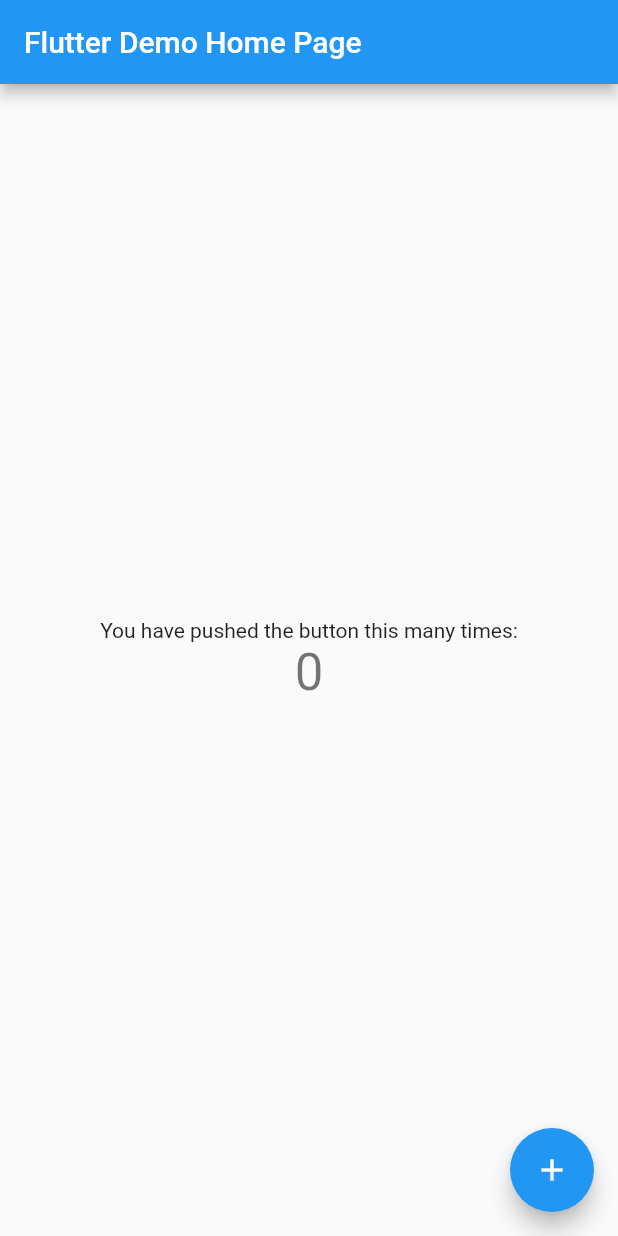
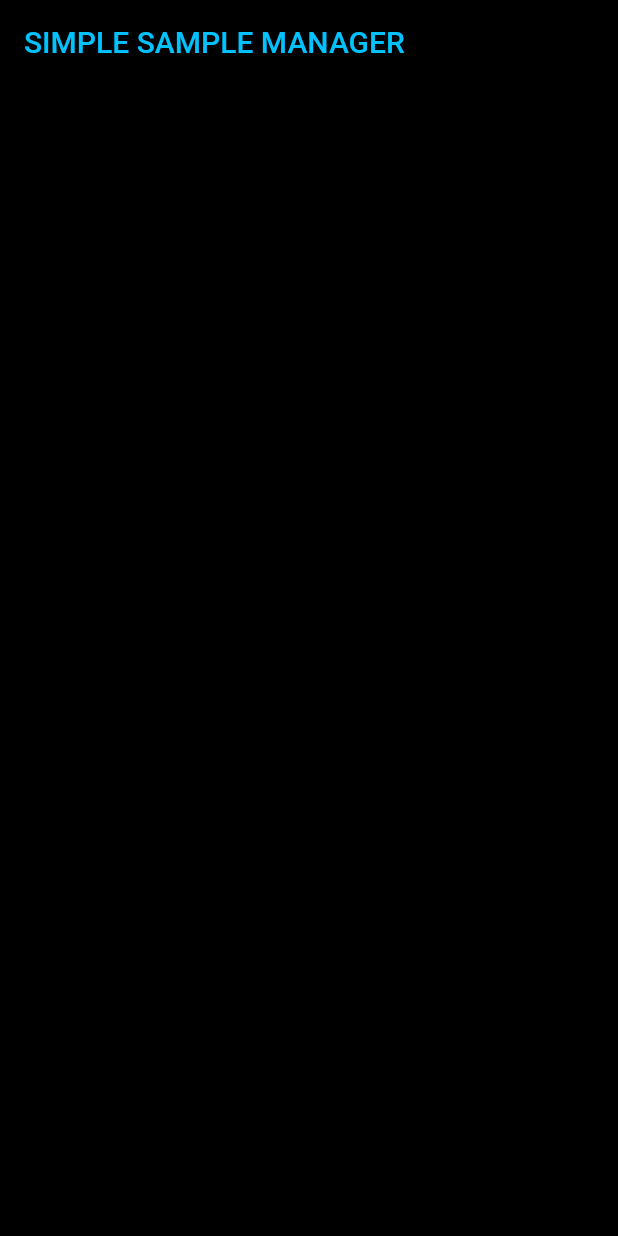
Before and after one commit to mxmx-wsus/simple_sample_manager, a Flutter app: the screen it shows after launch, on a phone screen of 412 x 824 dp. Run offline on Flutter 3.47's test engine with Material 2 defaults, Android fonts, the phone set to English and light mode, and no system bars; our stand-ins replace google_fonts; Roboto replaces fonts that are missing (Jura).

Commit message:
フォントの実装

```diff
--- a/lib/app.dart
+++ b/lib/app.dart
@@ -1,5 +1,7 @@
 // Flutter imports:
+import 'package:google_fonts/google_fonts.dart';
 import 'package:flutter/material.dart';
+import 'package:simple_sample_manager/view/top_page.dart';
 
 class MyApp extends StatelessWidget {
   const MyApp({super.key});
@@ -8,58 +10,11 @@ class MyApp extends StatelessWidget {
   @override
   Widget build(BuildContext context) {
     return MaterialApp(
-      title: 'Flutter Demo',
       theme: ThemeData(
-        primarySwatch: Colors.blue,
-      ),
-      home: const MyHomePage(title: 'Flutter Demo Home Page'),
+          textTheme: GoogleFonts.juraTextTheme(
+        Theme.of(context).textTheme,
+      )),
+      home: const MyHomePage(title: 'SIMPLE SAMPLE MANAGER'),
     );
   }
 }
-
-class MyHomePage extends StatefulWidget {
-  const MyHomePage({super.key, required this.title});
-
-  final String title;
-
-  @override
-  State<MyHomePage> createState() => _MyHomePageState();
-}
-
-class _MyHomePageState extends State<MyHomePage> {
-  int _counter = 0;
-
-  void _incrementCounter() {
-    setState(() {
-      _counter++;
-    });
-  }
-
-  @override
-  Widget build(BuildContext context) {
-    return Scaffold(
-      appBar: AppBar(
-        title: Text(widget.title),
-      ),
-      body: Center(
-        child: Column(
-          mainAxisAlignment: MainAxisAlignment.center,
-          children: <Widget>[
-            const Text(
-              'You have pushed the button this many times:',
-            ),
-            Text(
-              '$_counter',
-              style: Theme.of(context).textTheme.headlineMedium,
-            ),
-          ],
-        ),
-      ),
-      floatingActionButton: FloatingActionButton(
-        onPressed: _incrementCounter,
-        tooltip: 'Increment',
-        child: const Icon(Icons.add),
-      ),
-    );
-  }
-}
--- /dev/null
+++ b/lib/view/top_page.dart
@@ -0,0 +1,30 @@
+import 'package:flutter/material.dart';
+
+class MyHomePage extends StatefulWidget {
+  const MyHomePage({super.key, required this.title});
+
+  final String title;
+
+  @override
+  State<MyHomePage> createState() => _MyHomePageState();
+}
+
+class _MyHomePageState extends State<MyHomePage> {
+  @override
+  Widget build(BuildContext context) {
+    return Scaffold(
+        backgroundColor: Colors.black,
+        appBar: AppBar(
+          elevation: 0,
+          title: Text(
+            widget.title,
+            style: const TextStyle(
+              fontSize: 20,
+              color: Color(0xff00C2FF),
+            ),
+          ),
+          backgroundColor: Colors.black,
+        ),
+        body: const Text('SIMPLE SAMPLE MANAGER'));
+  }
+}
--- a/pubspec.yaml
+++ b/pubspec.yaml
@@ -12,6 +12,7 @@ dependencies:
   cupertino_icons: ^1.0.2
   flutter_riverpod: ^2.3.2
   import_sorter: ^4.6.0
+  google_fonts: ^4.0.3
 
 dev_dependencies:
   flutter_test:
```
Also changed, not shown: pubspec.lock.
